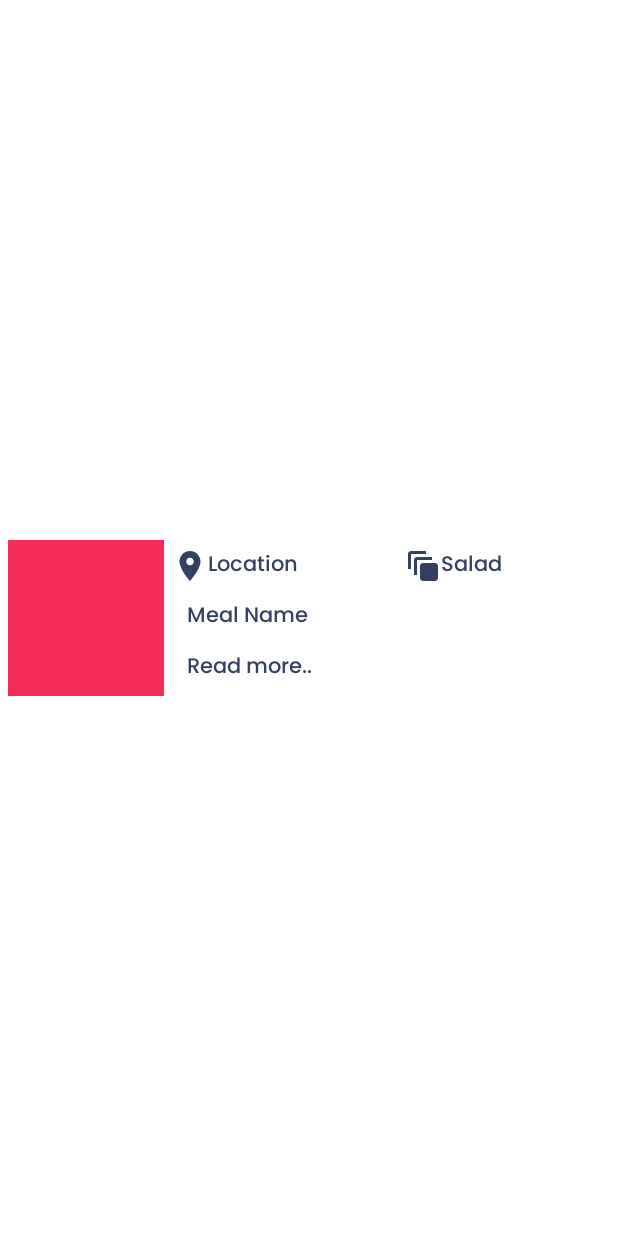
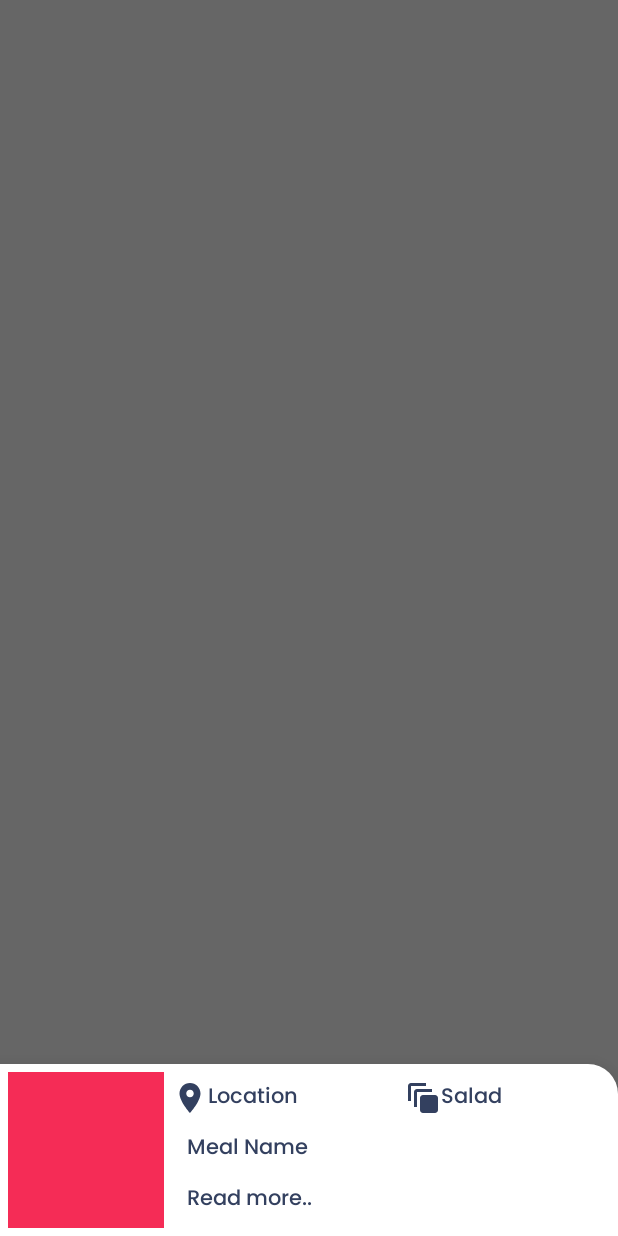
Before and after one commit to SashaWouse/FoodApp, an Android app: the fragment MealBottomSheetFragment shown on its own in the app's theme, on a phone screen of 412 x 824 dp. Run offline under Robolectric (Android 15) with nearby library versions, the phone set to English and light mode, and no system bars; our stand-ins replace sdp/ssp sizes; pictures from the network do not load; 2 statements that could not run were skipped.

Commit message:
Bottom sheet design

```diff
--- a/app/src/main/java/com/example/foodapp/fragments/bottomsheet/MealBottomSheetFragment.kt
+++ b/app/src/main/java/com/example/foodapp/fragments/bottomsheet/MealBottomSheetFragment.kt
@@ -1,21 +1,23 @@
 package com.example.foodapp.fragments.bottomsheet
 
+import android.content.Intent
 import android.os.Bundle
-import androidx.fragment.app.Fragment
 import android.view.LayoutInflater
 import android.view.View
 import android.view.ViewGroup
 import androidx.lifecycle.Observer
 import com.bumptech.glide.Glide
-import com.example.foodapp.R
 import com.example.foodapp.activities.MainActivity
+import com.example.foodapp.activities.MealActivity
 import com.example.foodapp.databinding.FragmentMealBottomSheetBinding
+import com.example.foodapp.fragments.HomeFragment
 import com.example.foodapp.viewModel.HomeViewModel
+import com.google.android.material.bottomsheet.BottomSheetDialogFragment
 
 // the fragment initialization parameters, e.g. ARG_ITEM_NUMBER
 private const val MEAL_ID = "param1"
 
-class MealBottomSheetFragment : Fragment() {
+class MealBottomSheetFragment : BottomSheetDialogFragment() {
     private var mealId: String? = null
     private lateinit var binding: FragmentMealBottomSheetBinding
     private lateinit var viewModel: HomeViewModel
@@ -44,14 +46,41 @@ class MealBottomSheetFragment : Fragment() {
         mealId?.let { viewModel.getMealById(it) }
 
         observeBottomSheetMeal()
+
+        onBottomSheetDialogClick()
     }
 
+    private fun onBottomSheetDialogClick() {
+        binding.bottomSheet.setOnClickListener {
+            if(mealName !=null && mealThumb != null){
+                val intent = Intent(activity, MealActivity::class.java)
+//                val bundle = Bundle()
+//                bundle.apply {
+//                    putString(HomeFragment.MEAL_ID, mealId)
+//                    putString(HomeFragment.MEAL_NAME, mealName)
+//                    putString(HomeFragment.MEAL_THUMB, mealThumb)
+//                }
+                intent.apply {
+                    putExtra(HomeFragment.MEAL_ID, mealId)
+                    putExtra(HomeFragment.MEAL_NAME, mealName)
+                    putExtra(HomeFragment.MEAL_THUMB, mealThumb)
+                }
+                startActivity(intent)
+            }
+        }
+    }
+
+    private var mealName:String? = null
+    private var mealThumb:String? =null
     private fun observeBottomSheetMeal() {
         viewModel.observeBottomSheetMeal().observe(viewLifecycleOwner, Observer { meal->
             Glide.with(this).load(meal.strMealThumb).into(binding.imgBottomSheet)
             binding.tvBsLocation.text = meal.strArea
             binding.tvBsCategory.text = meal.strCategory
             binding.tvBsMeal.text = meal.strMeal
+
+            mealName = meal.strMeal
+            mealThumb = meal.strMealThumb
         })
     }
 
--- /dev/null
+++ b/app/src/main/res/drawable/rounded_top_shape.xml
@@ -0,0 +1,7 @@
+<?xml version="1.0" encoding="utf-8"?>
+<shape android:shape="rectangle"
+    xmlns:android="http://schemas.android.com/apk/res/android">
+    <solid android:color="@color/white"/>
+    <corners android:topRightRadius="20dp"/>
+
+</shape>
--- a/app/src/main/res/layout/fragment_meal_bottom_sheet.xml
+++ b/app/src/main/res/layout/fragment_meal_bottom_sheet.xml
@@ -4,7 +4,8 @@
     android:layout_width="match_parent"
     android:layout_height="wrap_content"
     xmlns:app="http://schemas.android.com/apk/res-auto"
-    tools:context=".fragments.bottomsheet.MealBottomSheetFragment">
+    tools:context=".fragments.bottomsheet.MealBottomSheetFragment"
+    android:id="@+id/bottom_sheet">
 
     <ImageView
         android:id="@+id/img_bottom_sheet"
--- /dev/null
+++ b/app/src/main/res/values/styles.xml
@@ -0,0 +1,12 @@
+<?xml version="1.0" encoding="utf-8"?>
+<resources>
+
+    <style name="AppBottomSheetDialogTheme" parent="Theme.MaterialComponents.Light.BottomSheetDialog">
+        <item name="bottomSheetStyle">@style/AppModalStyle</item>
+    </style>
+
+    <style name="AppModalStyle" parent="Widget.Design.BottomSheet.Modal">
+        <item name="android:background">@drawable/rounded_top_shape</item>
+    </style>
+
+</resources>
--- a/app/src/main/res/values/themes.xml
+++ b/app/src/main/res/values/themes.xml
@@ -11,6 +11,7 @@
         <item name="colorOnSecondary">@color/black</item>
         <!-- Status bar color. -->
         <item name="android:statusBarColor" tools:targetApi="l">?attr/colorPrimaryVariant</item>
+        <item name="bottomSheetDialogTheme">@style/AppBottomSheetDialogTheme</item>
         <!-- Customize your theme here. -->
     </style>
 </resources>
```
Also changed, not shown: app/src/main/java/com/example/foodapp/adapters/PopularAdapter.kt (+7 -0 lines), app/src/main/java/com/example/foodapp/fragments/HomeFragment.kt (+10 -0 lines).
